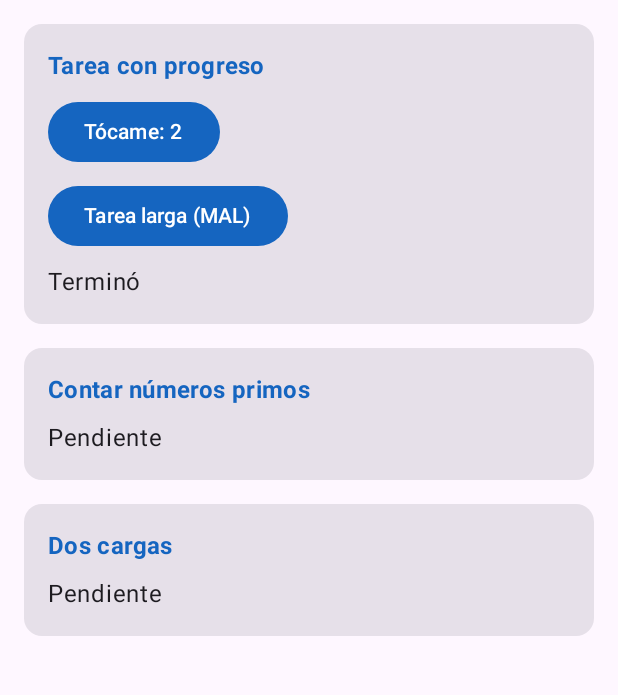
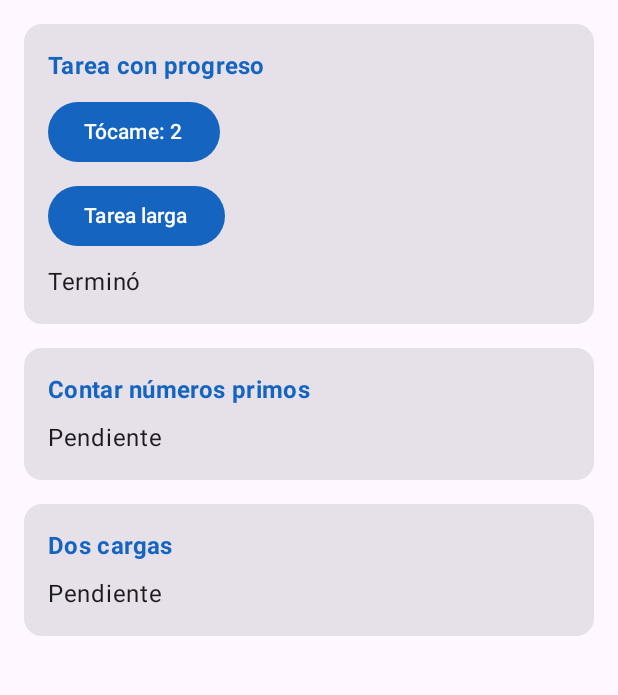
Before and after one commit to kiaraalburqueque-stack/Lab14-CentroTareas, an Android app built with Jetpack Compose: the screen it shows after launch (MainActivity), after a tap on an icon or button, on a phone screen of 412 x 824 dp, the part 96-791 px from its top. Run offline under Robolectric (Android 15) with nearby library versions, the phone set to English and light mode, and no system bars; 2 other taps on this screen came first.

Commit message:
fix(hilos): mueve la tarea larga a una corrutina con withContext

```diff
--- a/app/src/main/java/com/alburquequearzapalo/centrotareas/ui/PantallaTareas.kt
+++ b/app/src/main/java/com/alburquequearzapalo/centrotareas/ui/PantallaTareas.kt
@@ -55,7 +55,7 @@ fun PantallaTareas(vm: TareasViewModel) {
         ) {
             Tarjeta("Tarea con progreso") {
                 Button(onClick = { toques++ }) { Text("Tócame: $toques") }
-                Button(onClick = { vm.tareaLargaMala() }) { Text("Tarea larga (MAL)") }
+                Button(onClick = { vm.tareaLarga() }) { Text("Tarea larga") }
                 Text(mensaje)
             }
             Tarjeta("Contar números primos") {
--- a/app/src/main/java/com/alburquequearzapalo/centrotareas/viewmodel/TareasViewModel.kt
+++ b/app/src/main/java/com/alburquequearzapalo/centrotareas/viewmodel/TareasViewModel.kt
@@ -1,12 +1,18 @@
 package com.alburquequearzapalo.centrotareas.viewmodel
 
+import android.util.Log
 import androidx.lifecycle.ViewModel
+import androidx.lifecycle.viewModelScope
 import com.alburquequearzapalo.centrotareas.data.TareasRepository
 import com.alburquequearzapalo.centrotareas.model.CargaUi
 import com.alburquequearzapalo.centrotareas.model.PrimosUi
+import kotlinx.coroutines.Dispatchers
+import kotlinx.coroutines.delay
 import kotlinx.coroutines.flow.MutableStateFlow
 import kotlinx.coroutines.flow.StateFlow
 import kotlinx.coroutines.flow.asStateFlow
+import kotlinx.coroutines.launch
+import kotlinx.coroutines.withContext
 
 class TareasViewModel(private val repo: TareasRepository) : ViewModel() {
 
@@ -14,14 +20,21 @@ class TareasViewModel(private val repo: TareasRepository) : ViewModel() {
     private val _mensaje = MutableStateFlow("Listo")
     val mensaje: StateFlow<String> = _mensaje.asStateFlow()
 
-    // Paso 1: MAL a propósito. Bloquea el hilo principal durante 4 segundos.
-    fun tareaLargaMala() {
-        _mensaje.value = "Trabajando..."
-        Thread.sleep(4000)
-        _mensaje.value = "Terminó"
+    // Paso 2: la espera se hace en segundo plano con una corrutina.
+    // El hilo principal queda libre para dibujar y atender toques.
+    fun tareaLarga() {
+        viewModelScope.launch {
+            _mensaje.value = "Trabajando..."
+            Log.d("HILO", "Antes: ${Thread.currentThread().name}")
+            withContext(Dispatchers.Default) {
+                Log.d("HILO", "Dentro: ${Thread.currentThread().name}")
+                delay(4000)
+            }
+            Log.d("HILO", "Despues: ${Thread.currentThread().name}")
+            _mensaje.value = "Terminó"
+        }
     }
 
-    // TODO Paso 2: fun tareaLarga()
     // TODO Paso 3: progreso
     // TODO Paso 4: trabajo (Job), corriendo y cancelar()
 
```
